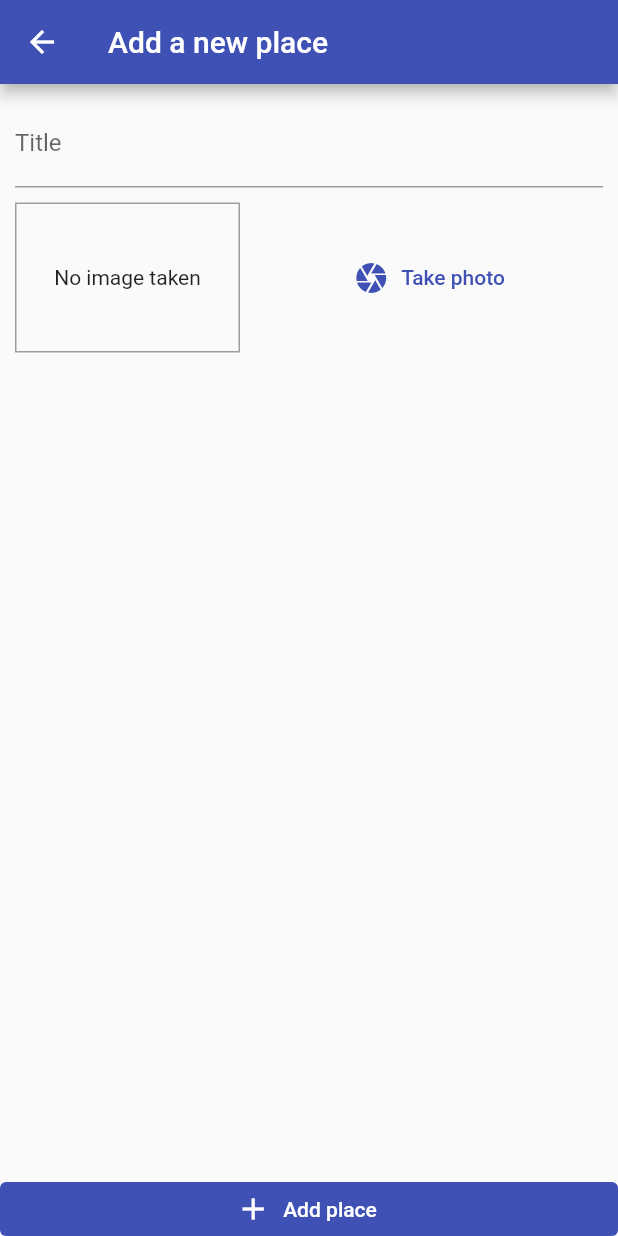
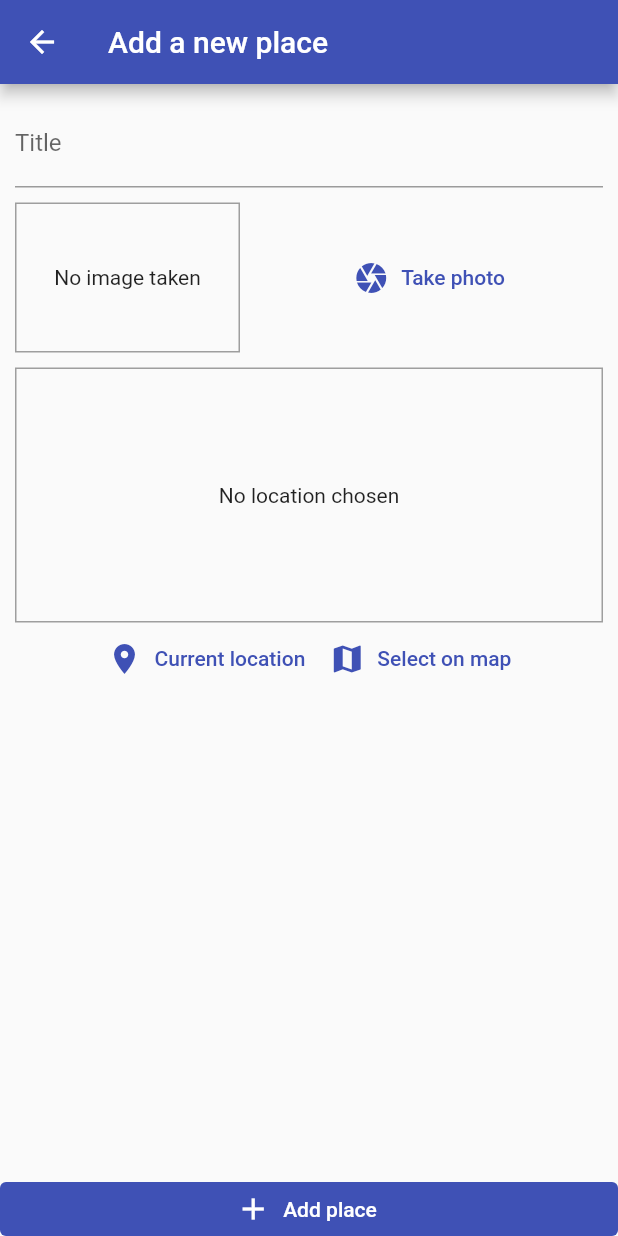
Before and after one commit to Denismr7/flutter_great_places, a Flutter app: the screen it shows after launch, after a tap on the "add" icon, on a phone screen of 412 x 824 dp. Run offline on Flutter 3.47's test engine with Material 2 defaults, Android fonts, the phone set to English and light mode, and no system bars; our stand-ins replace flutter_dotenv, image_picker, location, sqflite; accounts and stored records are empty.

Commit message:
Created sqlite db and started location input

```diff
--- /dev/null
+++ b/lib/helpers/db_helper.dart
@@ -0,0 +1,27 @@
+import 'package:sqflite/sqflite.dart' as sql;
+import 'package:path/path.dart' as path;
+
+class DBHelper {
+  static Future<sql.Database> database() async {
+    final dbPath = await sql.getDatabasesPath();
+    return sql.openDatabase(path.join(dbPath, 'places.db'),
+        onCreate: (db, version) {
+      return db.execute(
+          'CREATE TABLE user_places(id TEXT PRIMARY KEY, title TEXT, image TEXT)');
+    }, version: 1);
+  }
+
+  static Future<void> insert(String table, Map<String, Object> data) async {
+    final sqlDb = await DBHelper.database();
+    await sqlDb.insert(
+      table,
+      data,
+      conflictAlgorithm: sql.ConflictAlgorithm.replace,
+    );
+  }
+
+  static Future<List<Map<String, dynamic>>> getData(String table) async {
+    final sqlDb = await DBHelper.database();
+    return sqlDb.query(table);
+  }
+}
--- /dev/null
+++ b/lib/helpers/location_helper.dart
@@ -0,0 +1,12 @@
+import 'package:flutter_dotenv/flutter_dotenv.dart';
+
+final apiKey = dotenv.env['G_API'];
+
+class LocationHelper {
+  static String generateLocationPreviewImage({
+    required double latitude,
+    required double longitude,
+  }) {
+    return "https://maps.googleapis.com/maps/api/staticmap?center=$latitude,$longitude&zoom=16&size=600x300&maptype=roadmap&markers=color:red%7Clabel:A%7C$latitude,$longitude&key=$apiKey";
+  }
+}
--- a/lib/main.dart
+++ b/lib/main.dart
@@ -1,11 +1,13 @@
 import 'package:flutter/material.dart';
 import 'package:provider/provider.dart';
+import 'package:flutter_dotenv/flutter_dotenv.dart';
 
 import './providers/great_places.dart';
 import './screens/places_list_screen.dart';
 import './screens/add_place_screen.dart';
 
-void main() {
+void main() async {
+  await dotenv.load();
   runApp(MyApp());
 }
 
--- a/lib/providers/great_places.dart
+++ b/lib/providers/great_places.dart
@@ -3,6 +3,7 @@
 import 'package:flutter/foundation.dart';
 
 import '../models/place.dart';
+import '../helpers/db_helper.dart';
 
 class GreatPlaces with ChangeNotifier {
   List<Place> _items = [];
@@ -20,5 +21,23 @@
     );
     _items.add(newPlace);
     notifyListeners();
+    DBHelper.insert('user_places', {
+      'id': newPlace.id,
+      'title': newPlace.title,
+      'image': newPlace.image.path,
+    });
+  }
+
+  Future<void> fetchAndSetPlaces() async {
+    final dataList = await DBHelper.getData('user_places');
+    _items = dataList
+        .map((item) => Place(
+              id: item['id'],
+              title: item['title'],
+              location: PlaceLocation(latitude: 0.000, longitude: 0.000),
+              image: File(item['image']),
+            ))
+        .toList();
+    notifyListeners();
   }
 }
--- a/lib/screens/add_place_screen.dart
+++ b/lib/screens/add_place_screen.dart
@@ -1,4 +1,5 @@
 import 'package:flutter/material.dart';
+import 'package:flutter_great_places/widgets/location_input.dart';
 import 'dart:io';
 import 'package:provider/provider.dart';
 
@@ -55,7 +56,9 @@
                     SizedBox(
                       height: 10,
                     ),
-                    ImageInput(_selectImage)
+                    ImageInput(_selectImage),
+                    SizedBox(height: 10),
+                    LocationInput()
                   ],
                 ),
               ),
--- a/lib/screens/places_list_screen.dart
+++ b/lib/screens/places_list_screen.dart
@@ -21,14 +21,24 @@
           )
         ],
       ),
-      body: Consumer<GreatPlaces>(
-        builder: (ctx, greatPlaces, child) => greatPlaces.items.length <= 0
+      body: FutureBuilder(
+        future: Provider.of<GreatPlaces>(context, listen: false)
+            .fetchAndSetPlaces(),
+        builder: (ctx, snapshot) =>
+            snapshot.connectionState == ConnectionState.waiting
+                ? Center(
+                    child: CircularProgressIndicator.adaptive(),
+                  )
+                : Consumer<GreatPlaces>(
+                    builder: (ctx, greatPlaces, child) =>
+                        greatPlaces.items.length <= 0
                             ? child!
                             : ListView.builder(
                                 itemCount: greatPlaces.items.length,
                                 itemBuilder: (ctx, i) => ListTile(
                                   leading: CircleAvatar(
-                    backgroundImage: FileImage(greatPlaces.items[i].image),
+                                    backgroundImage:
+                                        FileImage(greatPlaces.items[i].image),
                                   ),
                                   title: Text(greatPlaces.items[i].title),
                                   onTap: () {},
@@ -38,6 +48,7 @@
                       child: const Text('No places yet, start adding some!'),
                     ),
                   ),
+      ),
     );
   }
 }
--- /dev/null
+++ b/lib/widgets/location_input.dart
@@ -0,0 +1,78 @@
+import 'package:flutter/material.dart';
+import 'package:location/location.dart';
+
+import '../helpers/location_helper.dart';
+
+class LocationInput extends StatefulWidget {
+  const LocationInput();
+
+  @override
+  _LocationInputState createState() => _LocationInputState();
+}
+
+class _LocationInputState extends State<LocationInput> {
+  String? _previewImageUrl;
+  Future<void> _getCurrentLocation() async {
+    final locationData = await Location().getLocation();
+    if (locationData.latitude == null || locationData.longitude == null) {
+      return;
+    }
+    final staticMapUrl = LocationHelper.generateLocationPreviewImage(
+      latitude: locationData.latitude!,
+      longitude: locationData.longitude!,
+    );
+    setState(() {
+      _previewImageUrl = staticMapUrl;
+    });
+  }
+
+  @override
+  Widget build(BuildContext context) {
+    return Column(
+      children: [
+        Container(
+          height: 170,
+          width: double.infinity,
+          alignment: Alignment.center,
+          decoration: BoxDecoration(
+            border: Border.all(
+              width: 1,
+              color: Colors.grey,
+            ),
+          ),
+          child: _previewImageUrl == null
+              ? const Text(
+                  'No location chosen',
+                  textAlign: TextAlign.center,
+                )
+              : Image.network(
+                  _previewImageUrl!,
+                  fit: BoxFit.cover,
+                  width: double.infinity,
+                ),
+        ),
+        Row(
+          mainAxisAlignment: MainAxisAlignment.center,
+          children: [
+            TextButton.icon(
+              onPressed: _getCurrentLocation,
+              icon: Icon(Icons.location_on),
+              label: const Text('Current location'),
+              style: TextButton.styleFrom(
+                primary: Theme.of(context).primaryColor,
+              ),
+            ),
+            TextButton.icon(
+              onPressed: () {},
+              icon: Icon(Icons.map),
+              label: const Text('Select on map'),
+              style: TextButton.styleFrom(
+                primary: Theme.of(context).primaryColor,
+              ),
+            )
+          ],
+        )
+      ],
+    );
+  }
+}
```
Also changed, not shown: pubspec.yaml (+5 -2 lines), pubspec.lock, 2 other files. Lines whose indentation alone changed are shown as unchanged.
